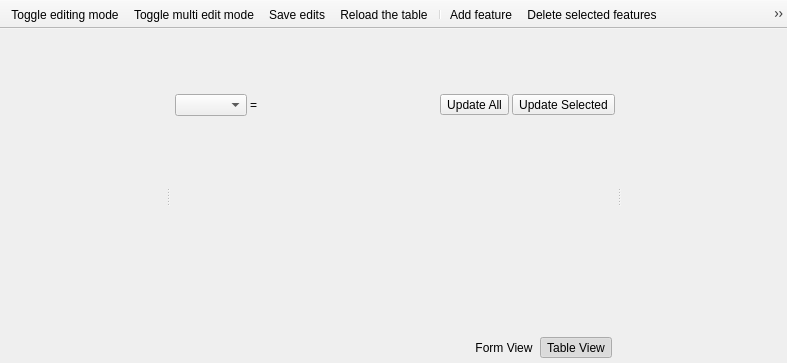
EnMAP-Box/qgispluginsupport, file qps/ui/attributetablewidget.ui: the form before one commit.
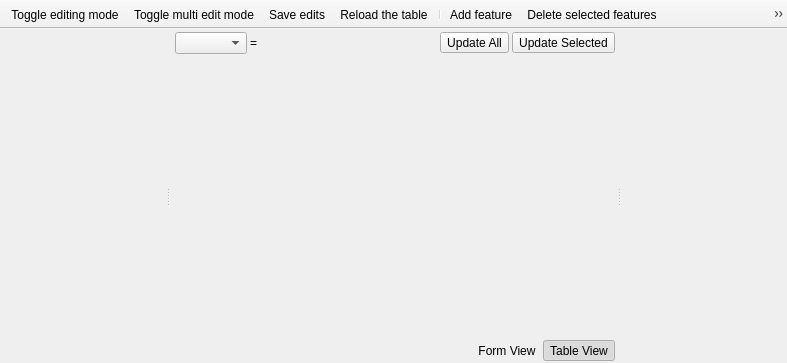
The form after the commit. Icons and pictures are not drawn. Custom widgets are drawn as their Qt base class.

The edit to the form file:
```diff
--- a/qps/ui/attributetablewidget.ui
+++ b/qps/ui/attributetablewidget.ui
@@ -124,24 +124,10 @@
          </widget>
         </item>
         <item>
-         <widget class="QgsDualView" name="mMainView" native="true"/>
+         <widget class="QgsDualView" name="mMainView"/>
         </item>
         <item>
-         <layout class="QHBoxLayout">
-          <property name="leftMargin">
-           <number>3</number>
-          </property>
-          <property name="topMargin">
-           <number>3</number>
-          </property>
-          <property name="rightMargin">
-           <number>3</number>
-          </property>
-          <property name="bottomMargin">
-           <number>3</number>
-          </property>
-          <item>
-           <layout class="QHBoxLayout" name="horizontalLayout_2">
+         <layout class="QHBoxLayout" name="centerBottomLayout">
             <property name="spacing">
              <number>0</number>
             </property>
@@ -200,8 +186,6 @@
            </layout>
           </item>
          </layout>
-        </item>
-       </layout>
       </widget>
       <widget class="QWidget" name="widgetLeft" native="true"/>
      </widget>
@@ -591,7 +575,7 @@
   </customwidget>
   <customwidget>
    <class>QgsDualView</class>
-   <extends>QWidget</extends>
+   <extends>QStackedWidget</extends>
    <header>qgis.gui</header>
    <container>1</container>
   </customwidget>
```
Left out of the diff: 48 changed lines with no effect on the pictures. Lines whose indentation alone changed are shown as unchanged.
